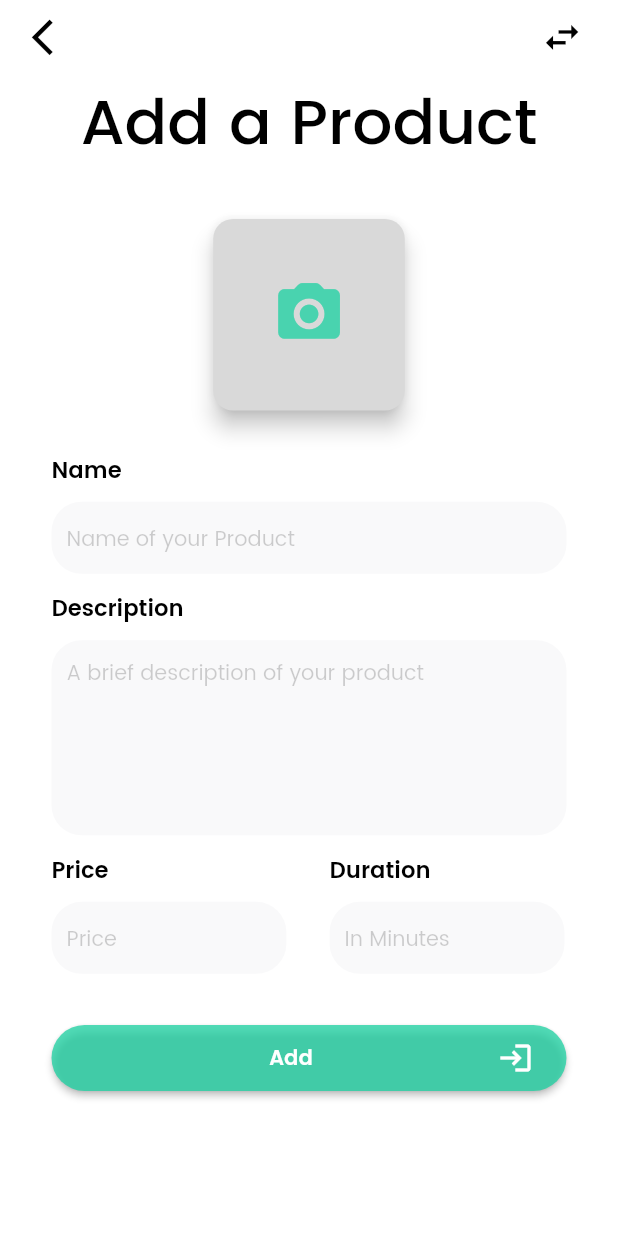
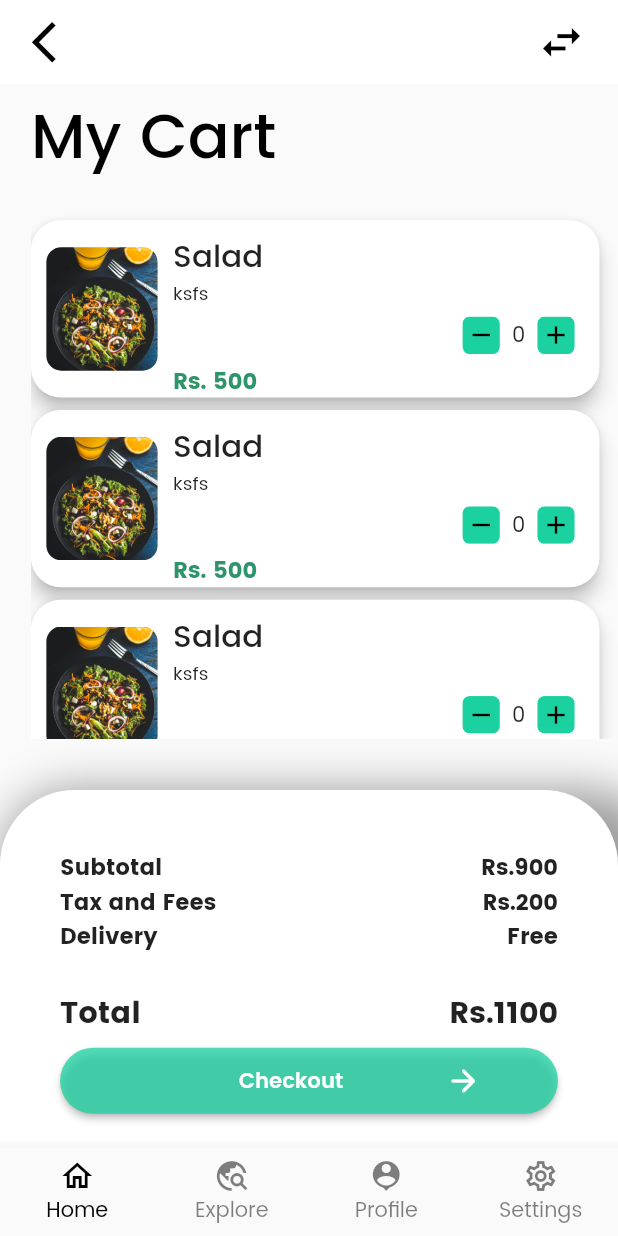
Before and after one commit to aswad546/BaltiApp, a Flutter app: the screen it shows after launch, on a phone screen of 412 x 824 dp. Run offline on Flutter 3.47's test engine with Material 2 defaults, Android fonts, the phone set to English and light mode, and no system bars; our stand-ins replace carousel_slider, file_picker, geocoding, geolocator, google_maps_flutter, image_picker and 1 more; missing offline and left inert: video_thumbnail.

Commit message:
Cart Screen (frontend done)

```diff
--- a/lib/main.dart
+++ b/lib/main.dart
@@ -1,7 +1,8 @@
 import 'package:balti_app/pages/seller/add_business.dart';
 import 'package:balti_app/pages/seller/add_product.dart';
-import 'package:balti_app/pages/seller/edit_product.dart';
-import 'package:balti_app/pages/user/privacy_screen.dart';
+import 'package:balti_app/pages/seller/business_list.dart';
+import 'package:balti_app/pages/seller/seller_dashboard.dart';
+import 'package:balti_app/pages/user/cart_screen.dart';
 import 'package:balti_app/widgets/DashScreensContent/business_detail.dart';
 import 'package:balti_app/widgets/DashScreensContent/checkout.dart';
 import 'package:flutter/material.dart';
@@ -91,10 +92,10 @@ class MyApp extends StatelessWidget {
             ),
           ),
           routes: {
-            '/': (ctx) => const AddProduct(),
-            // '/': (ctx) => const UserDashScreen(),
-            // SignUpScreen.routeName: (ctx) => const SignUpScreen(),
-            // MapScreen.routeName: (context) => const MapScreen()
+            // '/': (ctx) => const AddBusiness(),
+            '/': (ctx) => const CartScreen(),
+            SignUpScreen.routeName: (ctx) => const SignUpScreen(),
+            MapScreen.routeName: (context) => const MapScreen()
           },
         );
       }),
--- /dev/null
+++ b/lib/pages/user/cart_screen.dart
@@ -0,0 +1,321 @@
+import 'package:flutter/material.dart';
+import 'package:provider/provider.dart';
+import 'dart:math' as math;
+
+import '../../utils/size_config.dart';
+import '../../providers/location_provider.dart';
+import '../../widgets/custom_icon_button.dart';
+import 'map_screen.dart';
+
+class CartScreen extends StatefulWidget {
+  const CartScreen({Key? key}) : super(key: key);
+
+  @override
+  State<CartScreen> createState() => _CartScreenState();
+}
+
+class _CartScreenState extends State<CartScreen> {
+  @override
+  void dispose() {
+    super.dispose();
+  }
+
+  @override
+  Widget build(BuildContext context) {
+    Widget newCard(mediaQuery) {
+      return Card(
+        margin: EdgeInsets.only(
+            top: mediaQuery.size.height * 0.01,
+            right: mediaQuery.size.width * 0.03),
+        elevation: 5.0,
+        shape: RoundedRectangleBorder(borderRadius: BorderRadius.circular(20)),
+        child: Row(children: [
+          Container(
+              width: mediaQuery.size.width * 0.18,
+              height: mediaQuery.size.height * 0.1,
+              margin: EdgeInsets.all(mediaQuery.size.width * 0.025),
+              child: ClipRRect(
+                borderRadius: BorderRadius.circular(10.0),
+                child: Image(
+                  image: AssetImage('assets/images/salad.jpg'),
+                  fit: BoxFit.cover,
+                ),
+              )),
+          Column(
+            crossAxisAlignment: CrossAxisAlignment.start,
+            mainAxisAlignment: MainAxisAlignment.start,
+            children: [
+              Padding(
+                padding: EdgeInsets.only(top: mediaQuery.size.height * 0.01),
+                child: Text('Salad',
+                    style: TextStyle(
+                        letterSpacing: 0.08,
+                        fontSize: mediaQuery.size.width * 0.05,
+                        fontWeight: FontWeight.w500)),
+              ),
+              Text("ksfs",
+                  style: TextStyle(
+                      letterSpacing: 0.08,
+                      fontSize: mediaQuery.size.width * 0.03,
+                      fontWeight: FontWeight.w400)),
+              Container(
+                width: mediaQuery.size.width * 0.65,
+                child: Row(
+                  mainAxisAlignment: MainAxisAlignment.end,
+                  children: [
+                    GestureDetector(
+                      onTap: () {},
+                      child: ClipRRect(
+                        borderRadius: BorderRadius.circular(5.0), //or 15.0
+                        child: Container(
+                          height: 25.0,
+                          width: 25.0,
+                          color: Color(0xFF1BD19F),
+                          child: Icon(Icons.remove,
+                              color: Colors.black, size: 20.0),
+                        ),
+                      ),
+                    ),
+                    Padding(
+                      padding: const EdgeInsets.all(8.0),
+                      child: Text('0'),
+                    ),
+                    GestureDetector(
+                      onTap: () {},
+                      child: ClipRRect(
+                        borderRadius: BorderRadius.circular(5.0), //or 15.0
+                        child: Container(
+                          height: 25.0,
+                          width: 25.0,
+                          color: Color(0xFF1BD19F),
+                          child:
+                              Icon(Icons.add, color: Colors.black, size: 20.0),
+                        ),
+                      ),
+                    ),
+                  ],
+                ),
+              ),
+              Container(
+                child: Text(
+                  'Rs. 500',
+                  style: TextStyle(
+                      fontWeight: FontWeight.bold,
+                      color: Color(0xFF2F9469),
+                      fontSize: 15),
+                ),
+              )
+            ],
+          ),
+        ]),
+      );
+    }
+
+    SizeConfig().init(context);
+    TextTheme textTheme = Theme.of(context).textTheme;
+    MediaQueryData mediaQuery = MediaQuery.of(context);
+
+    return Scaffold(
+      appBar: AppBar(
+          elevation: 0,
+          backgroundColor: const Color(0xffffffff),
+          leading: Padding(
+            padding: EdgeInsets.only(left: mediaQuery.size.width * 0.032),
+            child: IconButton(
+              icon: const Icon(Icons.arrow_back_ios),
+              color: Colors.black,
+              iconSize: mediaQuery.size.width * 0.08,
+              onPressed: () {},
+            ),
+          ),
+          actions: [
+            Padding(
+              padding: EdgeInsets.only(right: mediaQuery.size.width * 0.032),
+              child: IconButton(
+                icon: const Icon(Icons.swap_horiz),
+                color: Colors.black,
+                iconSize: mediaQuery.size.width * 0.08,
+                onPressed: () {},
+              ),
+            ),
+          ]),
+      body: Stack(children: [
+        Padding(
+          padding: EdgeInsets.only(
+              left: mediaQuery.size.width * 0.05,
+              top: mediaQuery.size.width * 0.01),
+          child: Column(
+            crossAxisAlignment: CrossAxisAlignment.start,
+            children: [
+              Text(
+                "My Cart",
+                style: TextStyle(
+                    color: Colors.black,
+                    fontWeight: FontWeight.w500,
+                    fontSize: mediaQuery.size.height * 0.050,
+                    fontFamily: "Poppins"),
+              ),
+              SizedBox(
+                height: mediaQuery.size.height * 0.02,
+              ),
+              Container(
+                height: mediaQuery.size.height * 0.43,
+                alignment: Alignment.topLeft,
+                child: Expanded(
+                  child: SingleChildScrollView(
+                    child: Column(
+                      children: [
+                        newCard(mediaQuery),
+                        newCard(mediaQuery),
+                        newCard(mediaQuery),
+                        newCard(mediaQuery),
+                        newCard(mediaQuery),
+                        newCard(mediaQuery),
+                        newCard(mediaQuery),
+                        newCard(mediaQuery),
+                        newCard(mediaQuery),
+                        newCard(mediaQuery),
+                        newCard(mediaQuery),
+                        newCard(mediaQuery),
+                        newCard(mediaQuery),
+                      ],
+                    ),
+                  ),
+                ),
+              ),
+            ],
+          ),
+        ),
+        Positioned(
+          bottom: -50,
+          child: Container(
+              height: mediaQuery.size.height * 0.35,
+              width: mediaQuery.size.width,
+              alignment: Alignment.bottomLeft,
+              decoration: BoxDecoration(
+                  color: Colors.white,
+                  borderRadius: BorderRadius.circular(50),
+                  boxShadow: [
+                    BoxShadow(
+                      color: Colors.grey,
+                      blurRadius: 25.0, // soften the shadow
+                      spreadRadius: 15.0, //extend the shadow
+                      offset: Offset(
+                        15.0, // Move to right 10  horizontally
+                        15.0, // Move to bottom 10 Vertically
+                      ),
+                    )
+                  ]),
+              child: Padding(
+                padding: EdgeInsets.all(40),
+                child: Column(
+                  children: [
+                    Row(
+                      mainAxisAlignment: MainAxisAlignment.spaceBetween,
+                      children: [
+                        Text(
+                          'Subtotal',
+                          style: TextStyle(
+                              fontWeight: FontWeight.bold, fontSize: 15),
+                        ),
+                        Text(
+                          'Rs.900',
+                          style: TextStyle(
+                              fontWeight: FontWeight.bold, fontSize: 15),
+                        )
+                      ],
+                    ),
+                    Row(
+                      mainAxisAlignment: MainAxisAlignment.spaceBetween,
+                      children: [
+                        Text(
+                          'Tax and Fees',
+                          style: TextStyle(
+                              fontWeight: FontWeight.bold, fontSize: 15),
+                        ),
+                        Text(
+                          'Rs.200',
+                          style: TextStyle(
+                              fontWeight: FontWeight.bold, fontSize: 15),
+                        )
+                      ],
+                    ),
+                    Row(
+                      mainAxisAlignment: MainAxisAlignment.spaceBetween,
+                      children: [
+                        Text(
+                          'Delivery',
+                          style: TextStyle(
+                              fontWeight: FontWeight.bold, fontSize: 15),
+                        ),
+                        Text(
+                          'Free',
+                          style: TextStyle(
+                              fontWeight: FontWeight.bold, fontSize: 15),
+                        )
+                      ],
+                    ),
+                    SizedBox(
+                      height: mediaQuery.size.height * 0.03,
+                    ),
+                    Row(
+                      mainAxisAlignment: MainAxisAlignment.spaceBetween,
+                      children: [
+                        Text(
+                          'Total',
+                          style: TextStyle(
+                              fontWeight: FontWeight.bold, fontSize: 20),
+                        ),
+                        Text(
+                          'Rs.1100',
+                          style: TextStyle(
+                              fontWeight: FontWeight.bold, fontSize: 20),
+                        )
+                      ],
+                    ),
+                    SizedBox(
+                      height: mediaQuery.size.height * 0.01,
+                    ),
+                    CustomIconButton(
+                        color: const Color.fromARGB(193, 27, 209, 161),
+                        icon: Icons.arrow_forward_rounded,
+                        width: 0.5,
+                        buttonLabel: "Checkout",
+                        onPressHandler: () async {}),
+                  ],
+                ),
+              )),
+        )
+      ]),
+      bottomNavigationBar: BottomNavigationBar(
+        selectedItemColor: Colors.black,
+        unselectedItemColor: Colors.black.withOpacity(.50),
+        showUnselectedLabels: true,
+        selectedFontSize: 14,
+        unselectedFontSize: 14,
+        // type: BottomNavigation
+        onTap: (index) {},
+        type: BottomNavigationBarType.fixed,
+        // currentIndex: _currentIndex,
+        items: const [
+          BottomNavigationBarItem(
+            icon: Icon(Icons.home_outlined),
+            label: 'Home',
+          ),
+          BottomNavigationBarItem(
+            icon: Icon(Icons.travel_explore_sharp),
+            label: 'Explore',
+          ),
+          BottomNavigationBarItem(
+            icon: Icon(Icons.person_pin),
+            label: 'Profile',
+          ),
+          BottomNavigationBarItem(
+            icon: Icon(Icons.settings_outlined),
+            label: 'Settings',
+          ),
+        ],
+      ),
+    );
+  }
+}
--- a/lib/widgets/custom_icon_button.dart
+++ b/lib/widgets/custom_icon_button.dart
@@ -5,12 +5,14 @@ class CustomIconButton extends StatelessWidget {
     Key? key,
     required this.buttonLabel,
     this.icon,
+    this.width = 0.668,
     required this.color,
     required this.onPressHandler,
   }) : super(key: key);
 
   final String buttonLabel;
   final IconData? icon;
+  final double? width;
   final Color color;
   final Function onPressHandler;
 
@@ -31,7 +33,7 @@ class CustomIconButton extends StatelessWidget {
         children: [
           Container(
             // padding: EdgeInsets.only(left: mediaQuery.size.width / 18),
-            width: mediaQuery.size.width * 0.668,
+            width: mediaQuery.size.width * width!,
             child: Center(
               child: Text(
                 buttonLabel,
```
